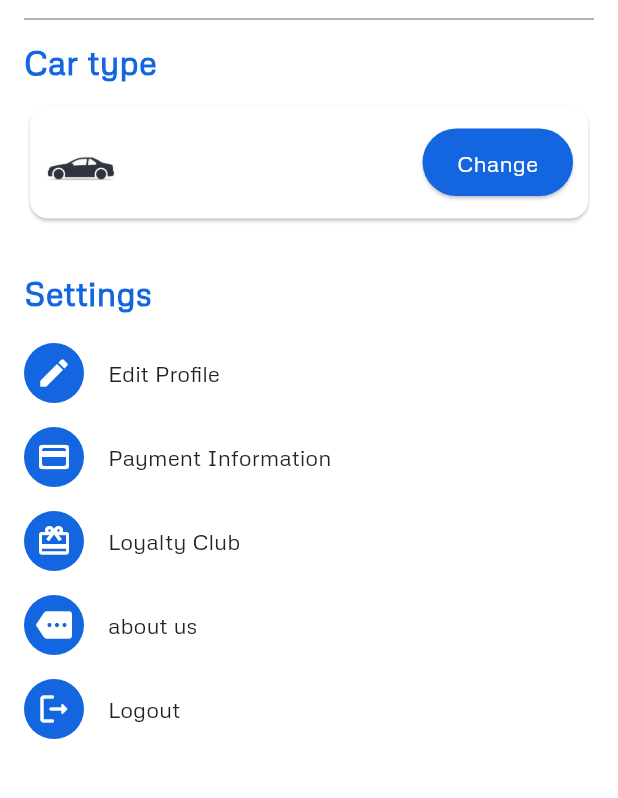
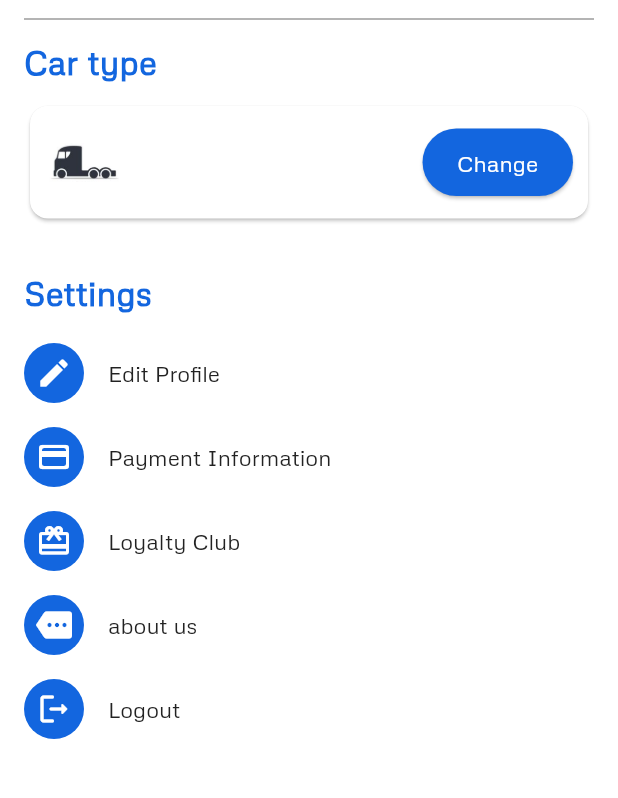
Before and after one commit to ahmedMetwaly/Carwash-app, a Flutter app: the ProfileScreen screen opened by its route, on a phone screen of 412 x 824 dp, the part 287-1085 px from its top. Run offline on Flutter 3.47's test engine with Material 3 defaults, Android fonts, the phone set to English and light mode, and no system bars; our stand-ins replace cloud_firestore, dio, equatable, firebase_auth, firebase_core, firebase_storage and 11 more; missing offline and left inert: flutter_facebook_auth, flutter_stripe, gif_view, google_maps_place_picker_mb, progress_tracker; accounts and stored records are empty; network calls fail.

```diff
--- a/lib/features/home/presentation/widgets/change_car_type.dart
+++ b/lib/features/home/presentation/widgets/change_car_type.dart
@@ -17,7 +17,7 @@ class ChangeCarType extends StatelessWidget {
               child: ListTile(
                 minTileHeight: 75,
                 leading: Image.asset(
-                  'assets/images/Screenshot from 2024-09-09 21-35-31.png',
+                  getCarTypeImage(AuthenticationBloc.user.appointement!.carType!),
                   width: 50,
                 ),
                 title: Text(AuthenticationBloc.user.appointement!.carType!),
@@ -37,3 +37,20 @@ class ChangeCarType extends StatelessWidget {
             ));
   }
 }
+
+String carType =AuthenticationBloc.user.appointement!.carType!;
+String getCarTypeImage(String carType) {
+  if (carType == 'Micro') {
+    return 'assets/images/Screenshot from 2024-09-09 21-36-25.png';
+  } else if (carType == 'Cope') {
+    return 'assets/images/Screenshot from 2024-09-09 21-35-31.png';
+  } else if (carType == 'Hatchback') {
+    return 'assets/images/Screenshot from 2024-09-09 21-35-50.png';
+  } else if (carType == 'Sedan') {
+    return 'assets/images/Screenshot from 2024-09-09 21-35-16.png';
+  } else if (carType == 'Minivan') {
+    return 'assets/images/Screenshot from 2024-09-09 21-35-31.png';
+  } else {
+    return 'assets/images/Screenshot from 2024-09-09 21-36-01.png';
+  }
+}
```
